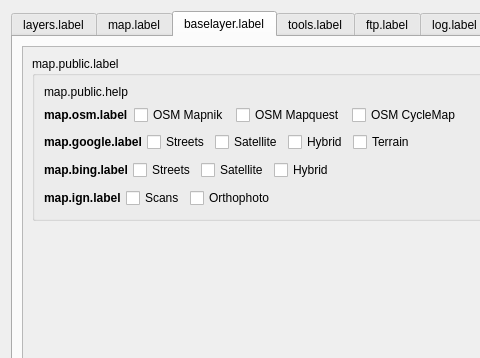
First picture: the form in ui_lizmap.ui, repository 3liz/lizmap-plugin, before the edit; both pictures show x 0 to 480 and y 0 to 358 of the 806 by 596 pixel window.
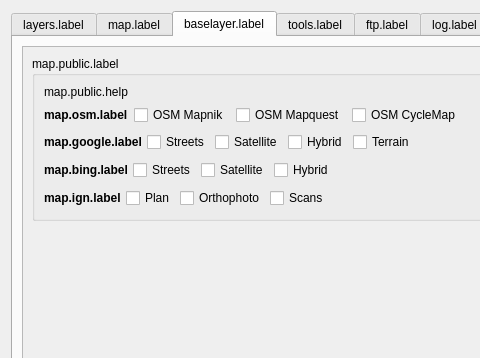
Second picture: the form after the edit. The open tabs and pages were chosen to show the change.

Commit message: Baselayers - Add IGN plan

The edit to the form file:
```diff
--- a/ui_lizmap.ui
+++ b/ui_lizmap.ui
@@ -983,7 +983,7 @@
                 <item>
                  <widget class="QCheckBox" name="cbIgnStreets">
                   <property name="text">
-                   <string>Scans</string>
+                   <string>Plan</string>
                   </property>
                  </widget>
                 </item>
@@ -994,6 +994,13 @@
                   </property>
                  </widget>
                 </item>
+                <item>
+                 <widget class="QCheckBox" name="cbIgnTerrain">
+                  <property name="text">
+                   <string>Scans</string>
+                  </property>
+                 </widget>
+                </item>
                 <item>
                  <spacer name="horizontalSpacer_19">
                   <property name="orientation">
```
Left out of the diff: 8 changed lines with no effect on the pictures. The commit also changes 2 other files.
